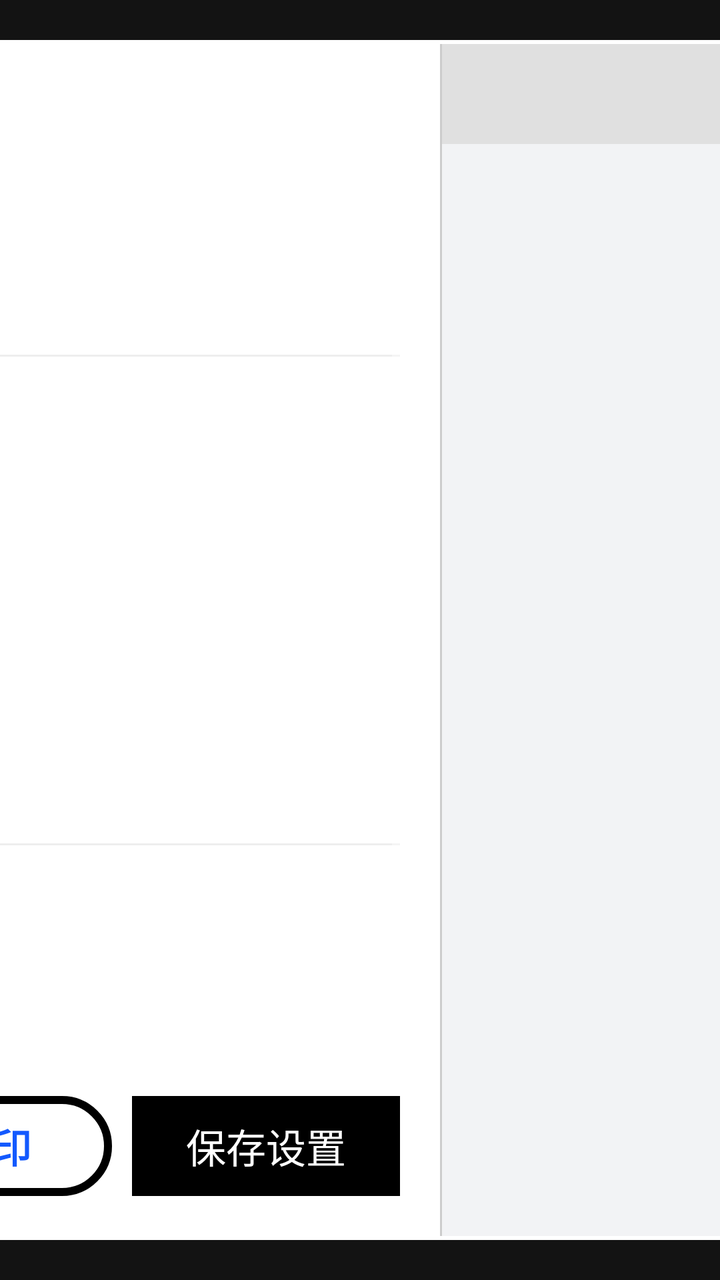
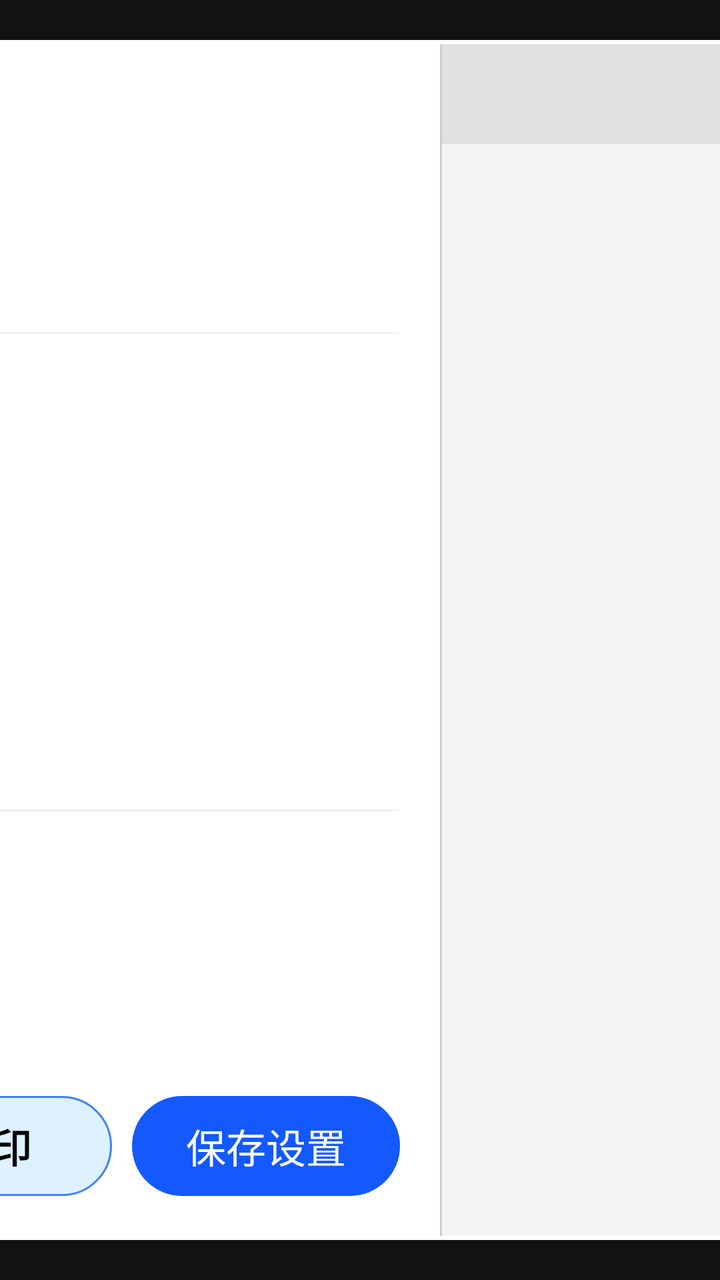

Two renders of the same Android screen: before a commit and after it. Below are the layout's source before the change and the commit's diff.
<!-- AndroidManifest.xml: application theme Base.Theme.UHMCS -->
<!-- res/layout/popupwindow_receipt_diy.xml -->
<?xml version="1.0" encoding="utf-8"?>
<LinearLayout xmlns:android="http://schemas.android.com/apk/res/android"
    android:layout_width="match_parent"
    android:layout_height="match_parent"
    android:background="#99000000"
    android:gravity="center"
    android:orientation="vertical">

    <LinearLayout
        android:layout_width="900dp"
        android:layout_height="600dp"
        android:background="@drawable/white_bg"
        android:orientation="horizontal"
        android:padding="2dp">

        <LinearLayout
            android:layout_width="0dp"
            android:layout_height="match_parent"
            android:layout_weight="1.2"
            android:orientation="vertical"
            android:padding="20dp">

            <TextView
                android:layout_width="wrap_content"
                android:layout_height="wrap_content"
                android:layout_marginBottom="20dp"
                android:text="小票样式设置"
                android:textColor="@color/black"
                android:textSize="24sp"
                android:textStyle="bold" />

            <ScrollView
                android:layout_width="match_parent"
                android:layout_height="0dp"
                android:layout_weight="1">

                <LinearLayout
                    android:layout_width="match_parent"
                    android:layout_height="wrap_content"
                    android:orientation="vertical">

                    <TextView
                        android:layout_width="wrap_content"
                        android:layout_height="wrap_content"
                        android:text="纸张规格:"
                        android:textColor="#666"
                        android:textSize="16sp" />

                    <RadioGroup
                        android:id="@+id/rg_paper_width"
                        android:layout_width="match_parent"
                        android:layout_height="wrap_content"
                        android:layout_marginTop="10dp"
                        android:layout_marginBottom="15dp"
                        android:orientation="horizontal">

                        <RadioButton
                            android:id="@+id/rb_58mm"
                            android:layout_width="wrap_content"
                            android:layout_height="wrap_content"
                            android:layout_marginRight="20dp"
                            android:checked="true"
                            android:text="58mm"
                            android:textColor="@color/black"
                            android:textSize="18sp" />

                        <RadioButton
                            android:id="@+id/rb_80mm"
                            android:layout_width="wrap_content"
                            android:layout_height="wrap_content"
                            android:text="80mm"
                            android:textColor="@color/black"
                            android:textSize="18sp" />
                    </RadioGroup>

                    <View
                        android:layout_width="match_parent"
                        android:layout_height="1dp"
                        android:layout_marginBottom="15dp"
                        android:background="#EEE" />

                    <TextView
                        android:layout_width="wrap_content"
                        android:layout_height="wrap_content"
                        android:layout_marginBottom="10dp"
                        android:text="显示内容控制:"
                        android:textColor="#666"
                        android:textSize="16sp" />

                    <CheckBox
                        android:id="@+id/cb_top_logo"
                        android:layout_width="match_parent"
                        android:layout_height="wrap_content"
                        android:layout_marginBottom="5dp"
                        android:text="顶部 Logo (图片)"
                        android:textColor="@color/black"
                        android:textSize="18sp" />

                    <CheckBox
                        android:id="@+id/cb_shop_name"
                        android:layout_width="match_parent"
                        android:layout_height="wrap_content"
                        android:layout_marginBottom="5dp"
                        android:checked="true"
                        android:text="店铺名称"
                        android:textColor="@color/black"
                        android:textSize="18sp" />

                    <CheckBox
                        android:id="@+id/cb_phone"
                        android:layout_width="match_parent"
                        android:layout_height="wrap_content"
                        android:layout_marginBottom="5dp"
                        android:checked="true"
                        android:text="客服电话 / 地址"
                        android:textColor="@color/black"
                        android:textSize="18sp" />

                    <CheckBox
                        android:id="@+id/cb_member"
                        android:layout_width="match_parent"
                        android:layout_height="wrap_content"
                        android:layout_marginBottom="5dp"
                        android:checked="true"
                        android:text="会员信息"
                        android:textColor="@color/black"
                        android:textSize="18sp" />

                    <CheckBox
                        android:id="@+id/cb_cashier"
                        android:layout_width="match_parent"
                        android:layout_height="wrap_content"
                        android:layout_marginBottom="5dp"
                        android:checked="true"
                        android:text="收银员 / 时间"
                        android:textColor="@color/black"
                        android:textSize="18sp" />

                    <View
                        android:layout_width="match_parent"
                        android:layout_height="1dp"
                        android:layout_marginTop="10dp"
                        android:layout_marginBottom="10dp"
                        android:background="#EEE" />

                    <CheckBox
                        android:id="@+id/cb_barcode"
                        android:layout_width="match_parent"
                        android:layout_height="wrap_content"
                        android:layout_marginBottom="5dp"
                        android:checked="true"
                        android:text="底部条形码 (订单号)"
                        android:textColor="@color/black"
                        android:textSize="18sp" />

                    <CheckBox
                        android:id="@+id/cb_qrcode"
                        android:layout_width="match_parent"
                        android:layout_height="wrap_content"
                        android:layout_marginBottom="5dp"
                        android:text="底部二维码"
                        android:textColor="@color/black"
                        android:textSize="18sp" />

                    <CheckBox
                        android:id="@+id/cb_bottom_text"
                        android:layout_width="match_parent"
                        android:layout_height="wrap_content"
                        android:layout_marginBottom="5dp"
                        android:checked="true"
                        android:text="底部欢迎语"
                        android:textColor="@color/black"
                        android:textSize="18sp" />

                    <CheckBox
                        android:id="@+id/cb_bottom_logo"
                        android:layout_width="match_parent"
                        android:layout_height="wrap_content"
                        android:layout_marginBottom="5dp"
                        android:text="底部 Logo"
                        android:textColor="@color/black"
                        android:textSize="18sp" />

                    <View
                        android:layout_width="match_parent"
                        android:layout_height="1dp"
                        android:layout_marginTop="10dp"
                        android:layout_marginBottom="10dp"
                        android:background="#EEE" />
                    <TextView
                        android:layout_width="wrap_content"
                        android:layout_height="wrap_content"
                        android:layout_marginTop="10dp"
                        android:layout_marginBottom="5dp"
                        android:text="字体大小:"
                        android:textColor="#666"
                        android:textSize="16sp" />

                    <RadioGroup
                        android:id="@+id/rg_font_size"
                        android:layout_width="match_parent"
                        android:layout_height="wrap_content"
                        android:layout_marginBottom="15dp"
                        android:orientation="horizontal">

                        <RadioButton
                            android:id="@+id/rb_font_small"
                            android:layout_width="wrap_content"
                            android:layout_height="wrap_content"
                            android:layout_marginRight="15dp"
                            android:text="紧凑 (小)"
                            android:textColor="@color/black"
                            android:textSize="16sp" />

                        <RadioButton
                            android:id="@+id/rb_font_normal"
                            android:layout_width="wrap_content"
                            android:layout_height="wrap_content"
                            android:layout_marginRight="15dp"
                            android:text="标准 (中)"
                            android:checked="true"
                            android:textColor="@color/black"
                            android:textSize="16sp" />

                        <RadioButton
                            android:id="@+id/rb_font_large"
                            android:layout_width="wrap_content"
                            android:layout_height="wrap_content"
                            android:text="老人模式 (大)"
                            android:textColor="#E65100"
                            android:textStyle="bold"
                            android:textSize="16sp" />
                    </RadioGroup>







                </LinearLayout>
            </ScrollView>



            <LinearLayout
                android:layout_width="match_parent"
                android:layout_height="wrap_content"
                android:layout_marginTop="10dp"
                android:orientation="horizontal">

                <TextView
                    android:id="@+id/btn_close"
                    android:layout_width="0dp"
                    android:layout_height="50dp"
                    android:layout_weight="1"
                    android:background="@drawable/black_line"
                    android:gravity="center"
                    android:text="关闭"
                    android:textColor="@color/black"
                    android:textSize="20sp" />

                <TextView
                    android:id="@+id/btn_test_print"
                    android:layout_width="0dp"
                    android:layout_height="50dp"
                    android:layout_marginLeft="10dp"
                    android:layout_weight="1.2"
                    android:background="@drawable/black_line"
                    android:gravity="center"
                    android:text="测试打印"
                    android:textStyle="bold"
                    android:textColor="#FF1359FE"
                    android:textSize="20sp" />

                <TextView
                    android:id="@+id/btn_save"
                    android:layout_width="0dp"
                    android:layout_height="50dp"
                    android:layout_marginLeft="10dp"
                    android:layout_weight="1"
                    android:background="@color/black"
                    android:gravity="center"
                    android:text="保存设置"
                    android:textColor="@color/white"
                    android:textSize="20sp" />
            </LinearLayout>




        </LinearLayout>

        <View
            android:layout_width="1dp"
            android:layout_height="match_parent"
            android:background="#CCC" />

        <LinearLayout
            android:layout_width="0dp"
            android:layout_height="match_parent"
            android:layout_weight="1"
            android:background="#F2F3F5"
            android:orientation="vertical">

            <TextView
                android:layout_width="match_parent"
                android:layout_height="50dp"
                android:background="#E0E0E0"
                android:gravity="center"
                android:text="打印效果预览"
                android:textColor="#666"
                android:textSize="16sp" />

            <ScrollView
                android:layout_width="match_parent"
                android:layout_height="match_parent"
                android:fillViewport="true">

                <LinearLayout
                    android:layout_width="match_parent"
                    android:layout_height="wrap_content"
                    android:gravity="center_horizontal"
                    android:paddingTop="20dp"
                    android:paddingBottom="20dp">

                    <ImageView
                        android:id="@+id/iv_preview"
                        android:layout_width="wrap_content"
                        android:layout_height="wrap_content"
                        android:adjustViewBounds="true"
                        android:background="@color/white"
                        android:elevation="6dp"
                        android:scaleType="fitCenter" />
                </LinearLayout>
            </ScrollView>
        </LinearLayout>

    </LinearLayout>
</LinearLayout>
<!-- resources referenced by this layout -->
<resources>
  <color name="black">#FF000000</color>
  <color name="white">#FFFFFFFF</color>
  <!-- drawable black_line (drawable) -->
  <shape xmlns:android="http://schemas.android.com/apk/res/android">
      <solid android:color="@color/white" /> 
      <corners android:radius="100dp" /> 
      <stroke android:width="4dp" android:color="@color/black" /> 
  </shape>
  <!-- drawable white_bg (drawable) -->
  <?xml version="1.0" encoding="UTF-8"?>
  <shape xmlns:android="http://schemas.android.com/apk/res/android"
      android:shape="rectangle" >
  
      
      <solid android:color="@color/white" />
      
  
  
      
  
      
      <corners android:radius="10dp" />
      
  
  
  
  
  
  
  </shape>
  <style name="Base.Theme.UHMCS" parent="Theme.AppCompat.NoActionBar">
          
          
          <item name="android:windowFullscreen">true</item>
          <item name="android:windowContentOverlay">@null</item>
          <item name="colorControlActivated">@color/black</item> 
  
  
  
  
      </style>
</resources>

<!-- the commit's change to res/layout/popupwindow_receipt_diy.xml (unified diff, before → after) -->
@@ -26,7 +26,7 @@
                 android:layout_marginBottom="20dp"
                 android:text="小票样式设置"
                 android:textColor="@color/black"
-                android:textSize="24sp"
+                android:textSize="20sp"
                 android:textStyle="bold" />
 
             <ScrollView
@@ -44,7 +44,7 @@
                         android:layout_height="wrap_content"
                         android:text="纸张规格:"
                         android:textColor="#666"
-                        android:textSize="16sp" />
+                        android:textSize="12sp" />
 
                     <RadioGroup
                         android:id="@+id/rg_paper_width"
@@ -62,7 +62,7 @@
                             android:checked="true"
                             android:text="58mm"
                             android:textColor="@color/black"
-                            android:textSize="18sp" />
+                            android:textSize="14sp" />
 
                         <RadioButton
                             android:id="@+id/rb_80mm"
@@ -70,7 +70,7 @@
                             android:layout_height="wrap_content"
                             android:text="80mm"
                             android:textColor="@color/black"
-                            android:textSize="18sp" />
+                            android:textSize="14sp" />
                     </RadioGroup>
 
                     <View
@@ -85,7 +85,7 @@
                         android:layout_marginBottom="10dp"
                         android:text="显示内容控制:"
                         android:textColor="#666"
-                        android:textSize="16sp" />
+                        android:textSize="12sp" />
 
                     <CheckBox
                         android:id="@+id/cb_top_logo"
@@ -94,7 +94,7 @@
                         android:layout_marginBottom="5dp"
                         android:text="顶部 Logo (图片)"
                         android:textColor="@color/black"
-                        android:textSize="18sp" />
+                        android:textSize="14sp" />
 
                     <CheckBox
                         android:id="@+id/cb_shop_name"
@@ -104,7 +104,7 @@
                         android:checked="true"
                         android:text="店铺名称"
                         android:textColor="@color/black"
-                        android:textSize="18sp" />
+                        android:textSize="14sp" />
 
                     <CheckBox
                         android:id="@+id/cb_phone"
@@ -114,7 +114,7 @@
                         android:checked="true"
                         android:text="客服电话 / 地址"
                         android:textColor="@color/black"
-                        android:textSize="18sp" />
+                        android:textSize="14sp" />
 
                     <CheckBox
                         android:id="@+id/cb_member"
@@ -124,7 +124,7 @@
                         android:checked="true"
                         android:text="会员信息"
                         android:textColor="@color/black"
-                        android:textSize="18sp" />
+                        android:textSize="14sp" />
 
                     <CheckBox
                         android:id="@+id/cb_cashier"
@@ -134,7 +134,7 @@
                         android:checked="true"
                         android:text="收银员 / 时间"
                         android:textColor="@color/black"
-                        android:textSize="18sp" />
+                        android:textSize="14sp" />
 
                     <View
                         android:layout_width="match_parent"
@@ -151,7 +151,7 @@
                         android:checked="true"
                         android:text="底部条形码 (订单号)"
                         android:textColor="@color/black"
-                        android:textSize="18sp" />
+                        android:textSize="14sp" />
 
                     <CheckBox
                         android:id="@+id/cb_qrcode"
@@ -160,7 +160,7 @@
                         android:layout_marginBottom="5dp"
                         android:text="底部二维码"
                         android:textColor="@color/black"
-                        android:textSize="18sp" />
+                        android:textSize="14sp" />
 
                     <CheckBox
                         android:id="@+id/cb_bottom_text"
@@ -170,7 +170,7 @@
                         android:checked="true"
                         android:text="底部欢迎语"
                         android:textColor="@color/black"
-                        android:textSize="18sp" />
+                        android:textSize="14sp" />
 
                     <CheckBox
                         android:id="@+id/cb_bottom_logo"
@@ -179,7 +179,7 @@
                         android:layout_marginBottom="5dp"
                         android:text="底部 Logo"
                         android:textColor="@color/black"
-                        android:textSize="18sp" />
+                        android:textSize="14sp" />
 
                     <View
                         android:layout_width="match_parent"
@@ -194,7 +194,7 @@
                         android:layout_marginBottom="5dp"
                         android:text="字体大小:"
                         android:textColor="#666"
-                        android:textSize="16sp" />
+                        android:textSize="12sp" />
 
                     <RadioGroup
                         android:id="@+id/rg_font_size"
@@ -210,7 +210,7 @@
                             android:layout_marginRight="15dp"
                             android:text="紧凑 (小)"
                             android:textColor="@color/black"
-                            android:textSize="16sp" />
+                            android:textSize="14sp" />
 
                         <RadioButton
                             android:id="@+id/rb_font_normal"
@@ -220,7 +220,7 @@
                             android:text="标准 (中)"
                             android:checked="true"
                             android:textColor="@color/black"
-                            android:textSize="16sp" />
+                            android:textSize="14sp" />
 
                         <RadioButton
                             android:id="@+id/rb_font_large"
@@ -229,7 +229,7 @@
                             android:text="老人模式 (大)"
                             android:textColor="#E65100"
                             android:textStyle="bold"
-                            android:textSize="16sp" />
+                            android:textSize="14sp" />
                     </RadioGroup>
 
 
@@ -266,11 +266,11 @@
                     android:layout_height="50dp"
                     android:layout_marginLeft="10dp"
                     android:layout_weight="1.2"
-                    android:background="@drawable/black_line"
+                    android:background="@drawable/blue_line1"
                     android:gravity="center"
                     android:text="测试打印"
                     android:textStyle="bold"
-                    android:textColor="#FF1359FE"
+                    android:textColor="#000"
                     android:textSize="20sp" />
 
                 <TextView
@@ -279,7 +279,7 @@
                     android:layout_height="50dp"
                     android:layout_marginLeft="10dp"
                     android:layout_weight="1"
-                    android:background="@color/black"
+                    android:background="@drawable/blue_bg5"
                     android:gravity="center"
                     android:text="保存设置"
                     android:textColor="@color/white"
<!-- resource entries referenced after the edit -->
@@ -6,8 +6,43 @@
   <shape xmlns:android="http://schemas.android.com/apk/res/android">
       <solid android:color="@color/white" /> 
       <corners android:radius="100dp" /> 
-      <stroke android:width="4dp" android:color="@color/black" /> 
+      <stroke android:width="2dp" android:color="@color/black" /> 
   </shape>
+  <!-- drawable blue_bg5 (drawable) -->
+  <?xml version="1.0" encoding="UTF-8"?>
+  <shape xmlns:android="http://schemas.android.com/apk/res/android"
+      android:shape="rectangle" >
+  
+      
+      <solid android:color="#FF1359FE" />
+      
+  
+  
+      
+  
+      
+      <corners android:radius="300dp" />
+      
+  
+  
+  
+  
+  
+  
+  </shape>
+  <!-- drawable blue_line1 (drawable) -->
+  <?xml version="1.0" encoding="UTF-8"?>
+  <selector xmlns:android="http://schemas.android.com/apk/res/android">
+      <item >
+          <shape android:shape="rectangle">
+              <stroke android:width="1dp" android:color="#FF3B82F6" />
+              <solid android:color="#FFDEF1FF" />
+              <corners android:topLeftRadius="265dp" android:topRightRadius="265dp" android:bottomLeftRadius="265dp" android:bottomRightRadius="265dp" />
+          </shape>
+      </item>
+  
+  
+  </selector>
   <!-- drawable white_bg (drawable) -->
   <?xml version="1.0" encoding="UTF-8"?>
   <shape xmlns:android="http://schemas.android.com/apk/res/android"
